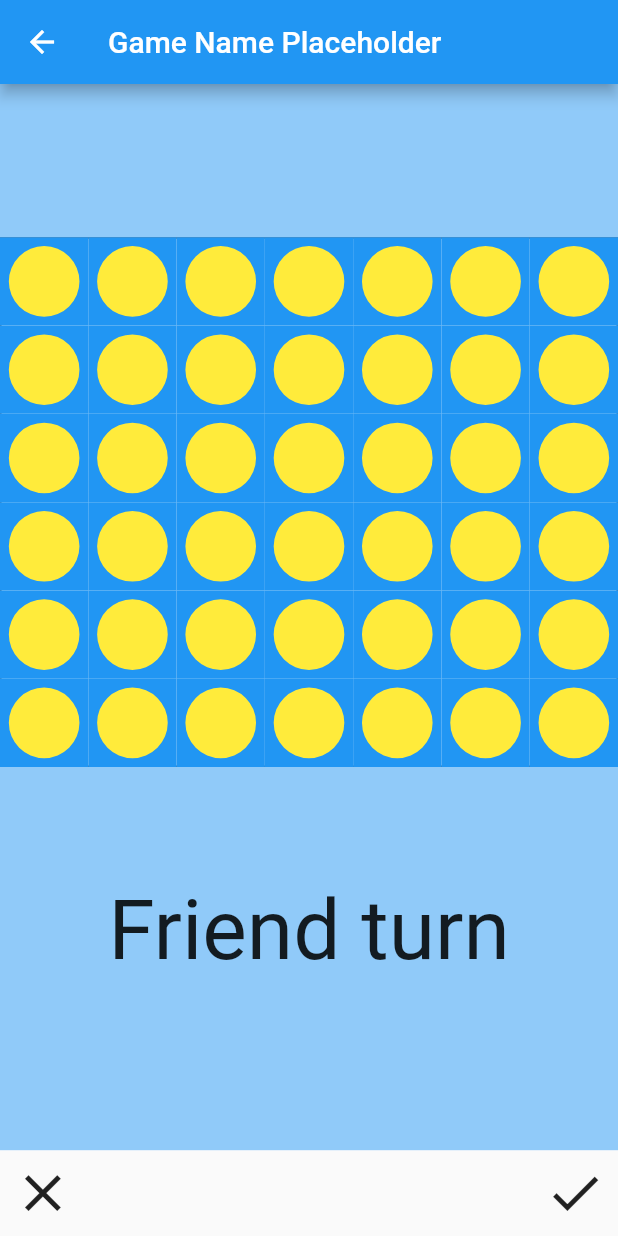
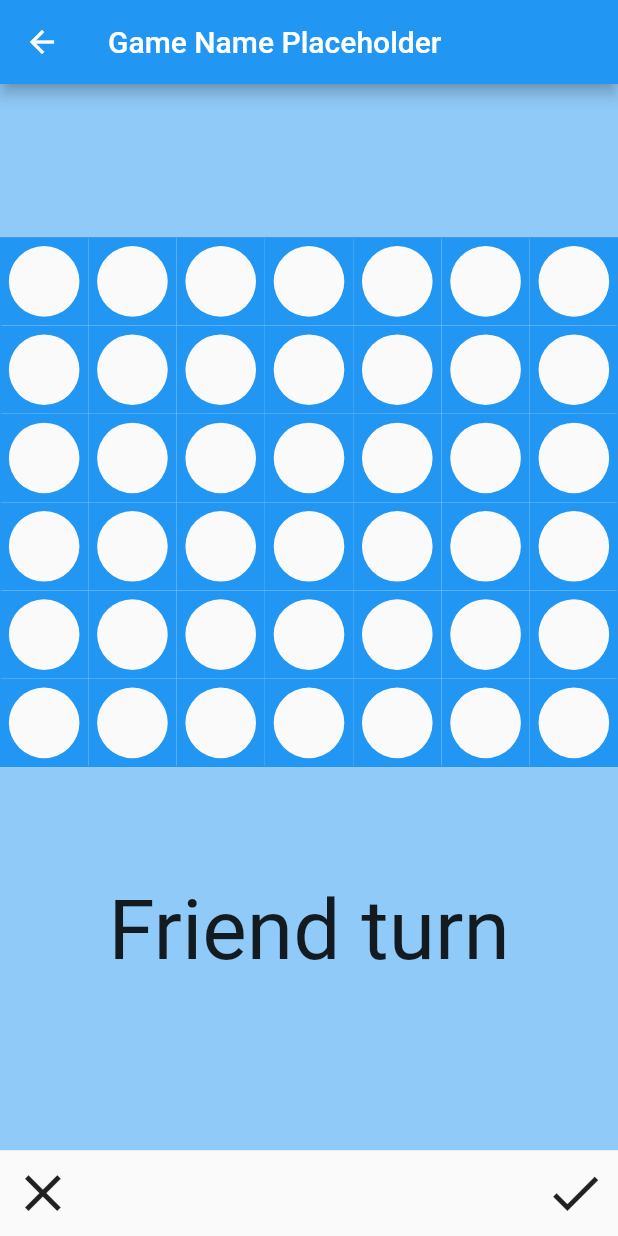
Before and after one commit to nardkeza/Komekt4, a Flutter app: the screen it shows after launch, after a tap on "Testing", on a phone screen of 412 x 824 dp. Run offline on Flutter 3.47's test engine with Material 2 defaults, Android fonts, the light colour scheme and no system bars; missing offline and left inert: dart:html, mutex, network_info_plus.

Commit message:
Minor fixes

```diff
--- a/komekt_4/lib/friends.dart
+++ b/komekt_4/lib/friends.dart
@@ -12,12 +12,12 @@
   void add(String name, String ip){
     Friend nf = Friend(ipAddr: ip, name: name);
     _namesOfFriends[name] = nf;
-    _ipsOfFriends[name] = nf;
+    _ipsOfFriends[ip] = nf;
   }
 
-  void addNewFriend(String ip){
+  void addNewFriend(String ip, String name){
     if(!_ipsOfFriends.containsKey(ip)){
-      String newFriend = "Friend${_ipsOfFriends.length}";
+      String newFriend = name;
       add(newFriend, ip);
     }
   }
--- a/komekt_4/lib/game_screen.dart
+++ b/komekt_4/lib/game_screen.dart
@@ -1,10 +1,9 @@
 import 'package:flutter/material.dart';
 import 'package:komekt_4/komekt_board.dart';
-import 'package:komekt_4/gameLogic.dart';
 
 class GameScreen extends StatelessWidget {
-  GameScreen({super.key, required this.game});
-  gameLogic game;
+  GameScreen({super.key});
+
   int row = 6;
   int column = 7;
   String R = "red";
@@ -14,12 +13,28 @@
   // This widget is the root of your application.
   @override
   Widget build(BuildContext context) {
+    const int _rows = 6;
+    const int _columns = 7;
+    double _buttonSize = MediaQuery.of(context).size.width * 0.1;
 
     return Scaffold(
       appBar: AppBar(title: const Text('Game Name Placeholder'),),
       body: Column(children: [
         Expanded(flex: 2, child: Container(color: Theme.of(context).backgroundColor)),
-        const Komekt4Game(),
+        Center(
+          child: DecoratedBox(
+            decoration: BoxDecoration(
+              border: Border.all(width: 1.0, color: Colors.black38),
+            ),
+            child: const AspectRatio(
+              aspectRatio: 7/6,
+              child: Komekt4Board(
+                rows: _rows,
+                columns: _columns,
+              ),
+            ),
+          ),
+        ),
         Expanded(flex: 5, child:
           Container(
             width: MediaQuery.of(context).size.width,
@@ -33,9 +48,9 @@
 
 
         Row(children: [
-          IconButton(iconSize: MediaQuery.of(context).size.width * 0.1, onPressed: (() {}), icon: const Icon(Icons.close)),
+          IconButton(iconSize: _buttonSize, onPressed: (() {}), icon: const Icon(Icons.close)),
           const Spacer(),
-          IconButton(iconSize: MediaQuery.of(context).size.width * 0.1, onPressed: (() {}), icon: const Icon(Icons.done)),
+          IconButton(iconSize: _buttonSize, onPressed: (() {}), icon: const Icon(Icons.done)),
           ]),
       ]),
     );
--- a/komekt_4/lib/home_screen.dart
+++ b/komekt_4/lib/home_screen.dart
@@ -25,9 +25,8 @@
   var items = ['Testing','Friend 2','Friend 1'];
   late String dropdownvalue;
   late Friends _friends;
-  late List<DropdownMenuItem<String>> _friendList;
   late StreamSubscription<Socket> server_sub;
-  late String game_name;
+
 
   @override
   void initState(){
@@ -37,16 +36,15 @@
     _nameController = TextEditingController();
     _inputController = TextEditingController();
     _ipController = TextEditingController();
-    game_name = "testing";
     _setupServer();
     _findIPAddress();
   }
 
-  Future<void> _displayAlertDialog(BuildContext context, bool addFriend, [Map<String, String> friends = const <String, String> {}]) async {
+  Future<void> _displayAlertDialog(BuildContext context, bool addFriend) async {
     return showDialog(
         context: context,
         builder: (context) {
-          return CustomAlert(addFriend: addFriend, friends: friends, myIp: _ipaddress,);
+          return CustomAlert(addFriend: addFriend, friends: _friends, myIp: _ipaddress,);
         });
   }
 
@@ -81,7 +79,7 @@
 
 void _handleListClick(){
    Navigator.of(context).push(MaterialPageRoute(
-    builder: (context)=> GameScreen(game: gameLogic(),)));
+    builder: (context)=> GameScreen()));
 
 }
 
@@ -106,7 +104,7 @@
       ),
       floatingActionButton: FloatingActionButton(
         onPressed: (() {
-          _displayAlertDialog(context, false, <String, String> {'Friend 1': 'ip 1', 'Friend 2': 'ip 2'}); // needs to be passed friends object
+          _displayAlertDialog(context, false); // needs to be passed friends object
         }),
         child: const Icon(Icons.add),
       ),
```
Also changed, not shown: komekt_4/lib/alert_dialogs.dart (+3 -5 lines).
